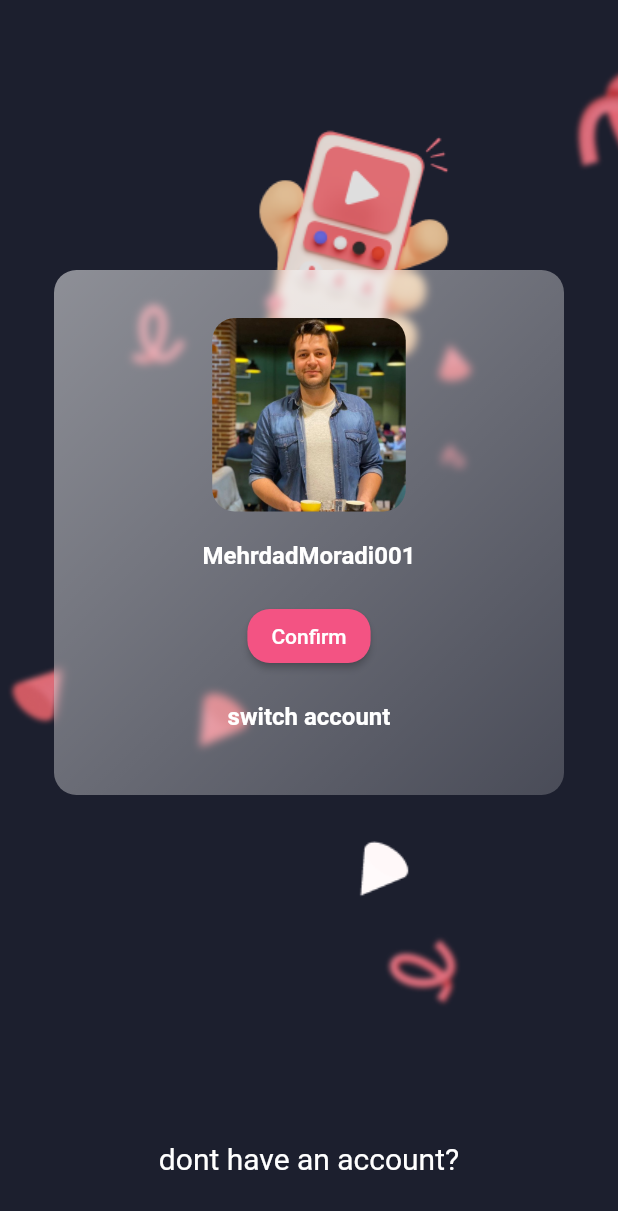
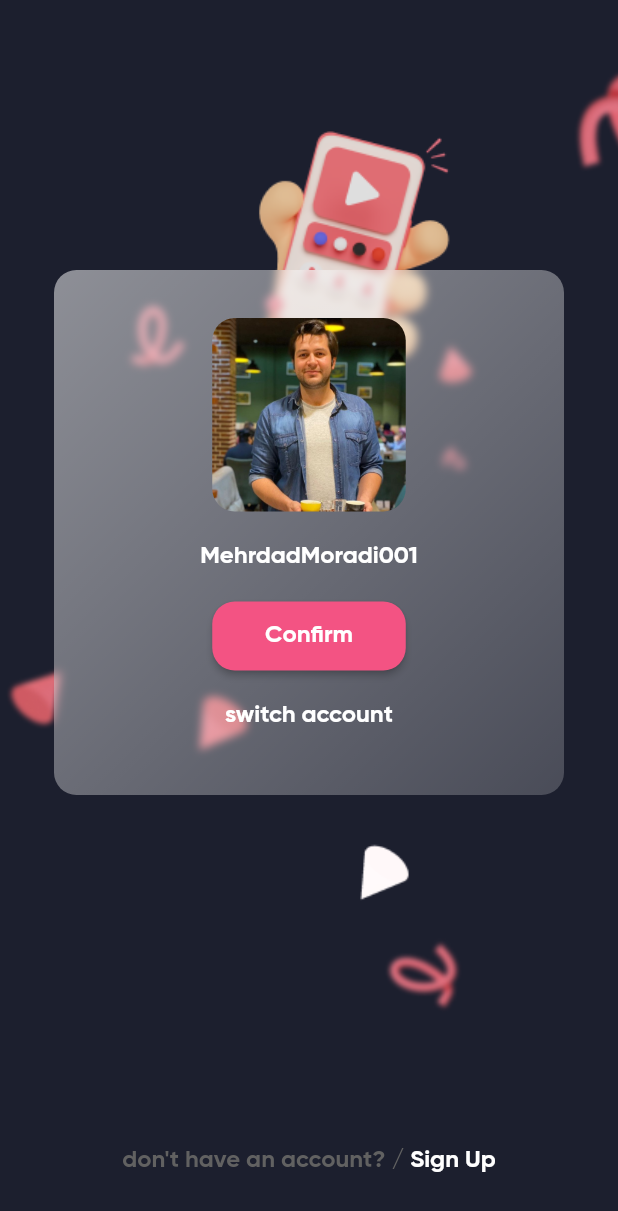
Before and after one commit to mehrdadmoradi001/instagram, a Flutter app: the screen it shows after launch, on a phone screen of 412 x 824 dp. Shown: the top 1211 px of the screen. Run offline on Flutter 3.47's test engine with Material 2 defaults, Android fonts, the phone set to English and light mode, and no system bars.

Commit message:
1- Management of Fonts, Styles and Themes

```diff
--- a/lib/main.dart
+++ b/lib/main.dart
@@ -11,6 +11,27 @@ class Application extends StatelessWidget {
   @override
   Widget build(BuildContext context) {
     return MaterialApp(
+      theme: ThemeData(
+        textTheme: TextTheme(
+          headline4: TextStyle(
+            fontFamily: 'GB',
+            fontSize: 16,
+            color: Colors.white
+          ),
+        ),
+        elevatedButtonTheme: ElevatedButtonThemeData(
+          style: ElevatedButton.styleFrom(
+            backgroundColor: Color(0xffF35383),
+            shape: RoundedRectangleBorder(
+              borderRadius: BorderRadius.circular(15),
+            ),
+            textStyle: TextStyle(
+              fontFamily: 'GB',
+              fontSize: 16,
+            ),
+          ),
+        ),
+      ),
       debugShowCheckedModeBanner: false,
       home: SwitchAccountScreen(),
     );
--- a/lib/screens/switch_account_screen.dart
+++ b/lib/screens/switch_account_screen.dart
@@ -25,7 +25,6 @@ class SwitchAccountScreen extends StatelessWidget {
                       ),
                     ),
                   ),
-
                   Positioned(
                     top: 180,
                     child: ClipRRect(
@@ -68,29 +67,24 @@ class SwitchAccountScreen extends StatelessWidget {
                               SizedBox(height: 20),
                               Text(
                                 'MehrdadMoradi001',
-                                style: TextStyle(
-                                    fontSize: 16,
-                                    fontWeight: FontWeight.bold,
-                                    color: Colors.white),
+                                style: Theme.of(context).textTheme.headline4,
                               ),
                               SizedBox(height: 20),
-                              ElevatedButton(
-                                onPressed: () {},
-                                child: Text('Confirm'),
-                                style: ElevatedButton.styleFrom(
-                                  backgroundColor: Color(0xffF35383),
-                                  shape: RoundedRectangleBorder(
-                                    borderRadius: BorderRadius.circular(15),
-                                  ),
+                              SizedBox(
+                                height: 46,
+                                width: 129,
+                                child: ElevatedButton(
+                                  onPressed: () {},
+                                  child: Text('Confirm'),
+                                  style: Theme.of(context)
+                                      .elevatedButtonTheme
+                                      .style,
                                 ),
                               ),
                               SizedBox(height: 20),
                               Text(
                                 'switch account',
-                                style: TextStyle(
-                                    fontSize: 16,
-                                    fontWeight: FontWeight.bold,
-                                    color: Colors.white),
+                                style: Theme.of(context).textTheme.headline4,
                               ),
                             ],
                           ),
@@ -103,9 +97,22 @@ class SwitchAccountScreen extends StatelessWidget {
             ),
             Padding(
               padding: EdgeInsets.only(top: 60.0, bottom: 40.0),
-              child: Text(
-                'dont have an account?',
-                style: TextStyle(color: Colors.white, fontSize: 20),
+              child: Row(
+                mainAxisAlignment: MainAxisAlignment.center,
+                children: [
+                  Text(
+                    'don\'t have an account? / ',
+                    style: TextStyle(
+                        color: Colors.grey[700],
+                        fontSize: 16,
+                        fontFamily: 'GB'),
+                  ),
+                  Text(
+                    'Sign Up',
+                    style: TextStyle(
+                        color: Colors.white, fontSize: 16, fontFamily: 'GB'),
+                  )
+                ],
               ),
             ),
           ],
```
Also changed, not shown: pubspec.yaml (+32 -6 lines), assets/fonts/GilroyBold.ttf (added), assets/fonts/GilroyExtraBold.ttf (added), assets/fonts/GilroyHeavy.ttf (added), assets/fonts/GilroyLight.ttf (added), assets/fonts/GilroyMedium.ttf (added), assets/fonts/GilroyRegular.ttf (added), assets/fonts/GilroyThin.ttf (added), assets/fonts/ShabnamMedium.ttf (added).
